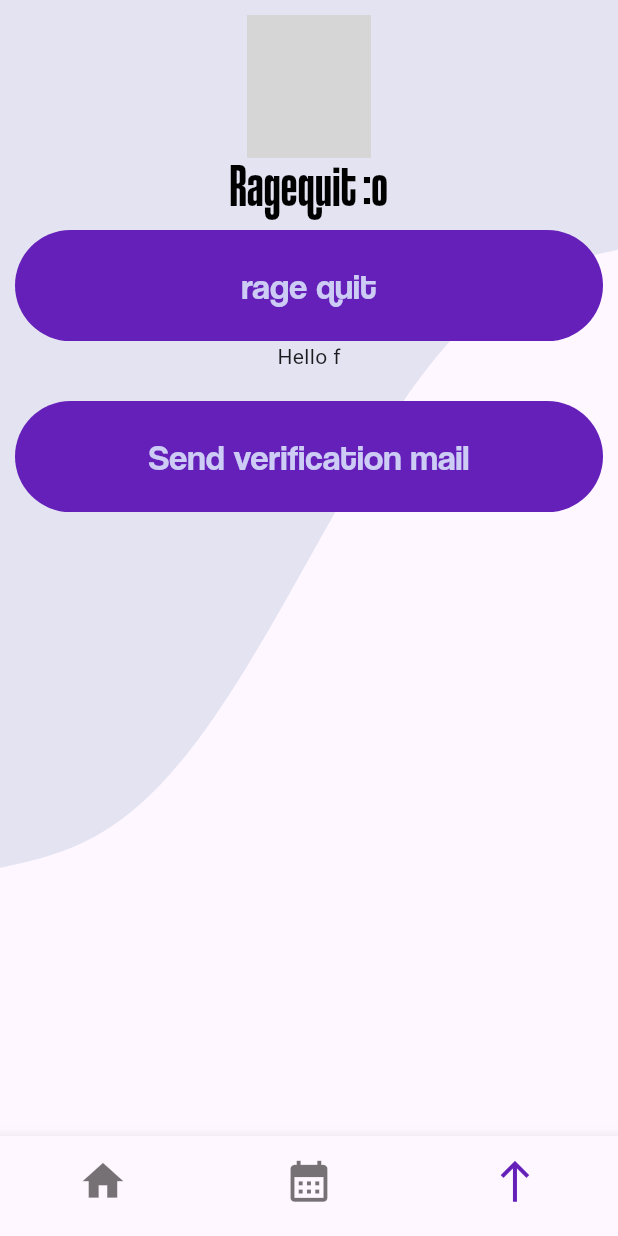
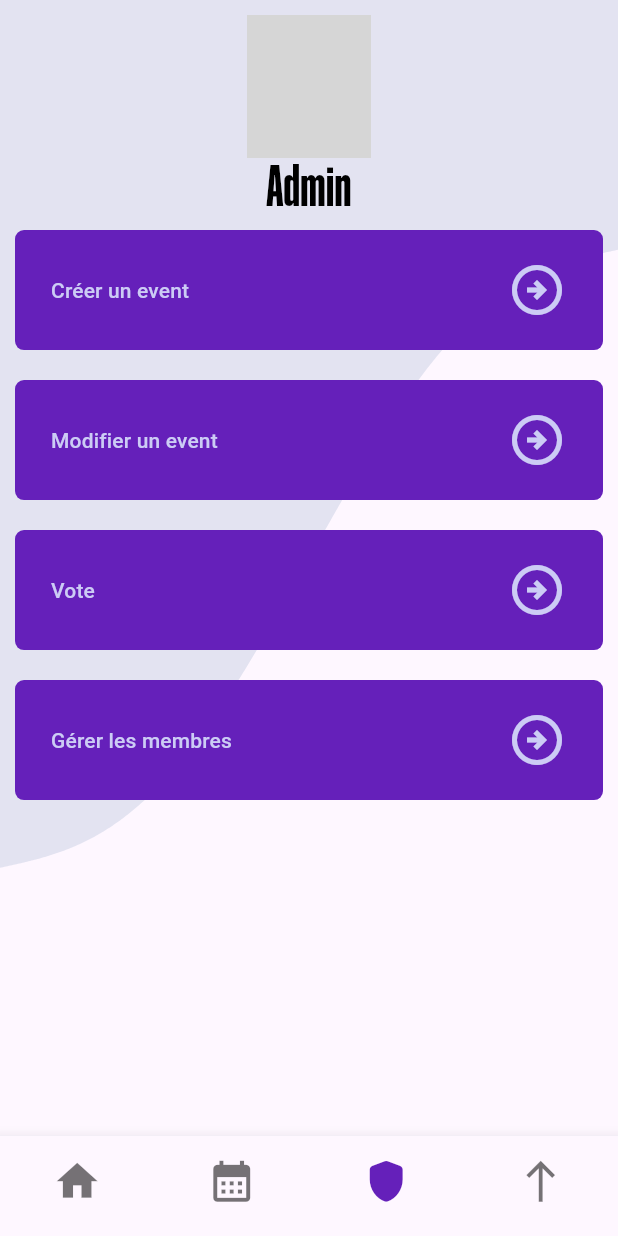
Before and after one commit to MyApero/HOD-App, a Flutter app: the NavigationScreen screen opened directly, item 3 of the bottom bar chosen, on a phone screen of 412 x 824 dp. Run offline on Flutter 3.47's test engine with Material 3 defaults, Android fonts, the phone set to English and light mode, and no system bars; our stand-ins replace appwrite, either_dart, flutter_riverpod, sensors_plus, syncfusion_flutter_calendar; network calls fail; statements that could not run were skipped; grey boxes are pictures that could not be loaded.

Commit message:
feat: home admin screen

```diff
--- /dev/null
+++ b/lib/features/admin/screens/admin_screen.dart
@@ -0,0 +1,38 @@
+import 'package:flutter/material.dart';
+import 'package:flutter_riverpod/flutter_riverpod.dart';
+import 'package:hod_app/features/admin/screens/create_event.dart';
+import 'package:hod_app/widgets/select_button.dart';
+import 'package:hod_app/widgets/simple_text.dart';
+
+class AdminScreen extends ConsumerWidget {
+  const AdminScreen({super.key});
+
+  // final void Function(int) onChangedIndex;
+
+  @override
+  Widget build(BuildContext context, WidgetRef ref) {
+    return Column(
+      children: [
+        SelectButton(
+          label: "Créer un event",
+          icon: Icons.arrow_circle_right_outlined,
+          onPressed: () {
+            print("hello");
+            Navigator.of(context).push(CreateEvent.route());
+            // ref.read(adminIndexProvider.notifier).changeIndex(1);
+          },
+        ),
+        SizedBox(height: 20),
+        SelectButton(
+            label: "Modifier un event",
+            icon: Icons.arrow_circle_right_outlined),
+        SizedBox(height: 20),
+        SelectButton(label: "Vote", icon: Icons.arrow_circle_right_outlined),
+        SizedBox(height: 20),
+        SelectButton(
+            label: "Gérer les membres",
+            icon: Icons.arrow_circle_right_outlined),
+      ],
+    );
+  }
+}
--- a/lib/features/home/view/home.dart
+++ b/lib/features/home/view/home.dart
@@ -1,5 +1,6 @@
 import 'package:appwrite/appwrite.dart';
 import 'package:appwrite/models.dart';
+import 'package:either_dart/either.dart';
 import 'package:flutter/material.dart';
 import 'package:flutter_riverpod/flutter_riverpod.dart';
 import 'package:hod_app/constants/appwrite_constants.dart';
@@ -16,7 +17,9 @@ class HomeScreen extends ConsumerWidget {
   Widget build(BuildContext context, WidgetRef ref) {
     final database = ref.read(databaseProvider);
     final realtime = ref.read(realtimeProvider);
-    return Column(
+    return Container(
+      width: double.infinity,
+      child: Column(
           crossAxisAlignment: CrossAxisAlignment.start,
           children: [
             SizedBox(height: 20),
@@ -42,6 +45,7 @@ class HomeScreen extends ConsumerWidget {
               },
             ),
           ],
+        ),
     );
   }
 }
--- a/lib/features/navigation/view/navigation.dart
+++ b/lib/features/navigation/view/navigation.dart
@@ -1,4 +1,5 @@
 import 'package:flutter/material.dart';
+import 'package:hod_app/features/admin/screens/admin_screen.dart';
 import 'package:hod_app/features/calendar/view/calendar_screen.dart';
 import 'package:hod_app/features/card/screens/card_screen.dart';
 import 'package:hod_app/features/home/view/home.dart';
@@ -12,14 +13,21 @@ class NavigationScreen extends StatelessWidget {
   static route() => MaterialPageRoute(builder: (context) => NavigationScreen());
   NavigationScreen({super.key});
 
+  int adminIndex = 0;
+
+
   final List<Widget> _pages = [
-    AppBackground(
+    const AppBackground(
       title: "Home",
       child: HomeScreen(),
     ),
-    AppBackground(
+    const AppBackground(
       title: "Calendrier",
       child: CalendarScreen(),
+    ),
+    AppBackground(
+      title: "Admin",
+      child: AdminScreen(),
     ),
     const AppBackground(
       title: "Ragequit :o",
--- a/lib/widgets/background/app_background.dart
+++ b/lib/widgets/background/app_background.dart
@@ -3,14 +3,21 @@ import 'package:hod_app/widgets/background/app_header.dart';
 import 'package:hod_app/widgets/background/nice/nice_background.dart';
 
 class AppBackground extends StatelessWidget {
-  const AppBackground({super.key, this.child, this.title});
+  const AppBackground({
+    super.key,
+    this.title,
+    this.hasBackArrow = false,
+    this.child,
+  });
 
+  final String? title;
+  final bool hasBackArrow;
   final Widget? child;
-  final String? title;
 
   @override
   Widget build(BuildContext context) {
     return NiceBackground(
+      hasBackArrow: hasBackArrow,
       child: Column(
         children: [
           SizedBox(height: MediaQuery.of(context).viewPadding.top),
--- a/lib/widgets/background/app_scaffold.dart
+++ b/lib/widgets/background/app_scaffold.dart
@@ -1,18 +1,19 @@
 import 'package:flutter/material.dart';
+import 'package:flutter_riverpod/flutter_riverpod.dart';
 
-class AppScaffold extends StatefulWidget {
+class AppScaffold extends ConsumerStatefulWidget {
   const AppScaffold({super.key, required this.pages});
 
   final List<Widget> pages;
 
   @override
-  State<AppScaffold> createState() => _AppScaffoldState();
+  ConsumerState<AppScaffold> createState() => _AppScaffoldState();
 }
 
-class _AppScaffoldState extends State<AppScaffold> {
+class _AppScaffoldState extends ConsumerState<AppScaffold> {
   int _selectedIndex = 0;
 
-  void _onItemTapped(int index) {
+  void _onItemTapped(int index, WidgetRef ref) {
     setState(() {
       _selectedIndex = index;
     });
@@ -28,7 +29,7 @@ class _AppScaffoldState extends State<AppScaffold> {
         showSelectedLabels: false,
         iconSize: MediaQuery.of(context).size.height * 4 / 100,
         currentIndex: _selectedIndex,
-        onTap: _onItemTapped,
+        onTap: (int i) => _onItemTapped(i, ref),
         items: const [
           BottomNavigationBarItem(
             icon: Icon(Icons.home),
@@ -39,6 +40,11 @@ class _AppScaffoldState extends State<AppScaffold> {
             label: 'Calendar',
           ),
           BottomNavigationBarItem(
+            icon: Icon(Icons.shield_rounded),
+            label: 'Admin',
+
+          ),
+          BottomNavigationBarItem(
             icon: Icon(Icons.north),
             label: 'North',
           ),
--- a/lib/widgets/background/nice/nice_background.dart
+++ b/lib/widgets/background/nice/nice_background.dart
@@ -5,8 +5,9 @@ import 'package:hod_app/widgets/background/nice/nice_clipper_animated.dart';
 // import 'package:hod_app/widgets/background/nice/nice_clipper_gyroscope.dart';
 
 class NiceBackground extends StatelessWidget {
-  const NiceBackground({super.key, this.child});
+  const NiceBackground({super.key, this.hasBackArrow = false, this.child});
 
+  final bool hasBackArrow;
   final Widget? child;
 
   @override
@@ -15,6 +16,17 @@ class NiceBackground extends StatelessWidget {
       alignment: Alignment.topCenter,
       children: [
         const NiceClipperAnimated(),
+        if (hasBackArrow)
+          Positioned(
+            left: 10,
+            top: MediaQuery.of(context).viewPadding.top,
+            child: IconButton(
+              onPressed: () {
+                Navigator.of(context).pop();
+              },
+              icon: const Icon(Icons.arrow_back),
+            ),
+          ),
         Container(
           padding: const EdgeInsets.symmetric(horizontal: 10),
           child: child,
--- a/lib/widgets/select_button.dart
+++ b/lib/widgets/select_button.dart
@@ -1,15 +1,16 @@
 import 'package:flutter/material.dart';
 
 class SelectButton extends StatelessWidget {
-  const SelectButton({super.key, required this.label, this.icon});
+  const SelectButton({super.key, required this.label, this.icon, this.onPressed});
 
   final String label;
   final IconData? icon;
+  final void Function()? onPressed;
 
   @override
   Widget build(BuildContext context) {
     return FilledButton(
-      onPressed: () {},
+      onPressed: onPressed ?? () {},
       style: ButtonStyle(
         backgroundColor:
             WidgetStateProperty.all(Theme.of(context).colorScheme.primary),
```
Also changed, not shown: lib/features/admin/screens/create_event.dart (added, +31 -0 lines). Lines whose indentation alone changed are shown as unchanged.
